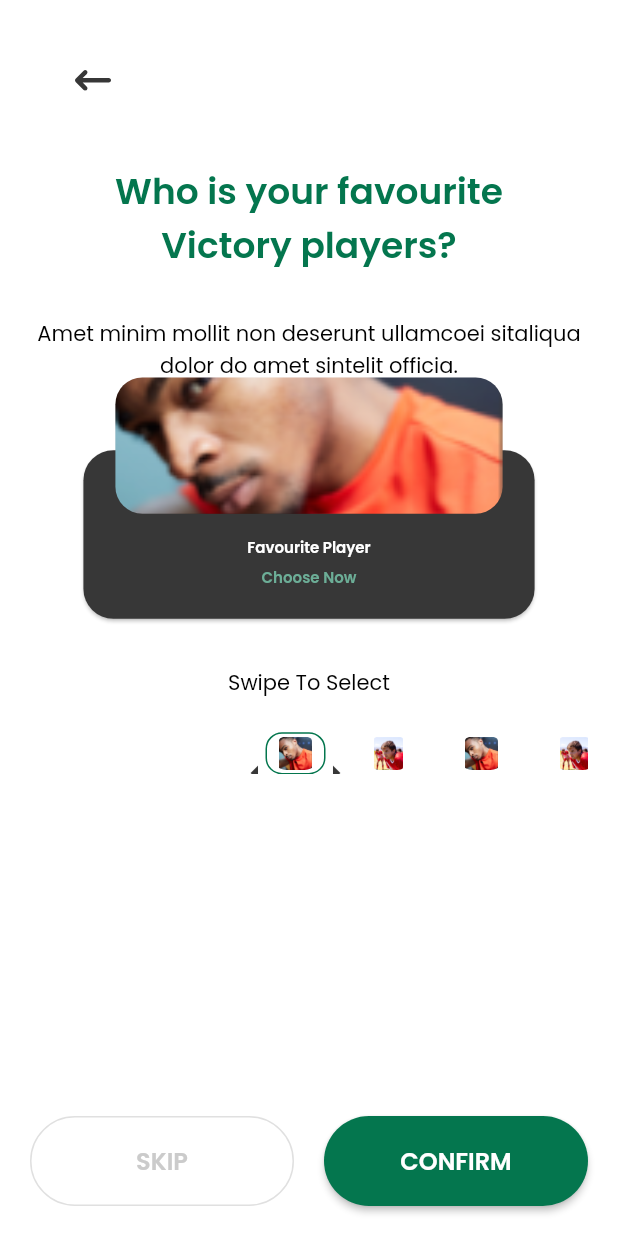
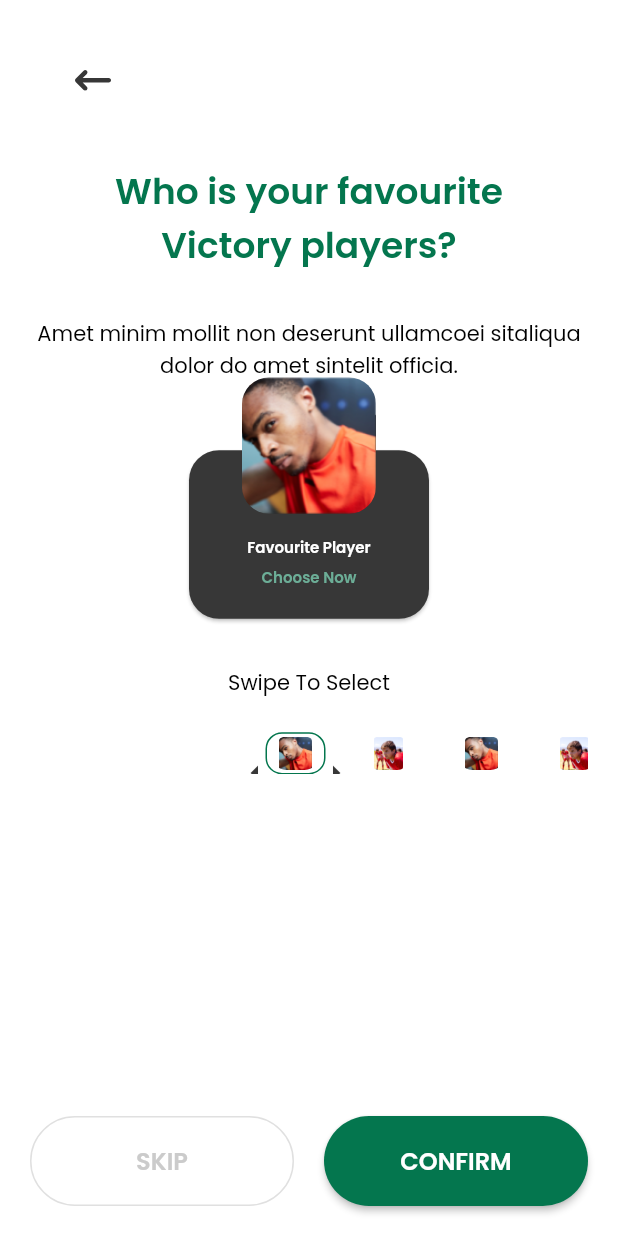
Before and after one commit to duongquangsang080299/flutter_exercise, a Flutter app: the PlayerPage screen opened by its route, on a phone screen of 412 x 824 dp. Run offline on Flutter 3.47's test engine with Material 2 defaults, Android fonts, the phone set to English and light mode, and no system bars; our stand-ins replace bloc, device_preview, flutter_svg, go_router; missing offline and left inert: widgetbook, widgetbook_annotation; generated files the repository leaves out were written again.

Commit message:
Fix: Update Code

```diff
--- a/lib/bootstrap.dart
+++ b/lib/bootstrap.dart
@@ -1,6 +1,5 @@
 import 'dart:async';
 import 'dart:developer';
-
 import 'package:bloc/bloc.dart';
 import 'package:flutter/widgets.dart';
 
@@ -27,7 +26,6 @@ Future<void> bootstrap(FutureOr<Widget> Function() builder) async {
 
   Bloc.observer = const AppBlocObserver();
 
-
   // Add cross-flavor configuration here
 
   runApp(await builder());
--- a/lib/core/theme/app_theme.dart
+++ b/lib/core/theme/app_theme.dart
@@ -119,7 +119,7 @@ class AppTheme {
     bodyMedium: AppTextStyles.bodyMeidum,
     bodySmall: AppTextStyles.bodySmall,
     labelLarge: AppTextStyles.labelLarge,
-    labelMedium: AppTextStyles.heading,
+    headlineMedium: AppTextStyles.heading,
     labelSmall: AppTextStyles.subheading,
   );
 }
--- a/lib/pages/auth/reset_password/reset_password.dart
+++ b/lib/pages/auth/reset_password/reset_password.dart
@@ -84,7 +84,6 @@ class _ForgotPasswordPageState extends State<ForgotPasswordPage> {
                 text: context.l10n.btnResetPassword,
                 backgroundColor: AppColor.primary,
                 height: context.getVerticalSize(60),
-                borderRadius: 30,
               ),
               const SizedBox(height: 20),
               Text.rich(
--- a/lib/pages/favourite/player.dart
+++ b/lib/pages/favourite/player.dart
@@ -68,13 +68,15 @@ class PlayerPageState extends State<PlayerPage> {
               text: context.l10n.description,
             ),
             SizedBox(height: context.getVerticalSize(62)),
-            Stack(
+            Padding(
+              padding: const EdgeInsets.symmetric(horizontal: 106),
+              child: Stack(
                 clipBehavior: Clip.none,
                 alignment: Alignment.center,
                 children: [
                   SCCard.avatar(
                     borderRadius: const BorderRadius.all(Radius.circular(20)),
-                  width: context.getHorizontalSize(141),
+                    width: double.infinity,
                     height: context.getVerticalSize(152),
                     color: AppColor.blackJet,
                     child: Column(
@@ -99,7 +101,6 @@ class PlayerPageState extends State<PlayerPage> {
                   Positioned(
                     bottom: 70,
                     child: SizedBox(
-                    width: context.getHorizontalSize(121),
                       height: context.getVerticalSize(123),
                       child: ClipRRect(
                         borderRadius: BorderRadius.circular(18),
@@ -114,6 +115,7 @@ class PlayerPageState extends State<PlayerPage> {
                     ),
                   ),
                 ],
+              ),
             ),
             SizedBox(height: context.getVerticalSize(44)),
             SCText.displaySmall(context, text: context.l10n.swipeToSelect),
--- a/lib/pages/onboarding/onboarding.dart
+++ b/lib/pages/onboarding/onboarding.dart
@@ -94,6 +94,7 @@ class _OnBoardingPageState extends State<OnBoardingPage> {
 
                     /// Apply SCDotsIndicator Widget
                     child: SCDotsIndicator(
+                      duration: const Duration(microseconds: 500),
                       isActive: index == _pageIndex,
                     ),
                   ),
@@ -132,7 +133,6 @@ class _OnBoardingPageState extends State<OnBoardingPage> {
                       backgroundColor: _isButtonEnabled
                           ? AppColor.primary
                           : AppColor.whiteFlash,
-                      borderRadius: 30,
                     ),
                   ),
                 ],
--- a/lib/widgetbook.dart
+++ b/lib/widgetbook.dart
@@ -76,14 +76,12 @@ Widget disabledButton(BuildContext context) {
         onPressed: () {},
         text: 'Sign in',
         backgroundColor: AppColor.primary,
-        borderRadius: 30,
       ),
       const SizedBox(height: 20),
       SCButton(
         onPressed: () {},
         text: 'Sign up',
         backgroundColor: AppColor.blueAlice,
-        borderRadius: 30,
       ),
     ],
   );
@@ -98,6 +96,5 @@ SCButton signinButton(BuildContext context) {
     onPressed: () {},
     text: 'Sign in -- ',
     backgroundColor: AppColor.blackHex,
-    borderRadius: 30,
   );
 }
--- a/lib/widgets/app_bar.dart
+++ b/lib/widgets/app_bar.dart
@@ -16,7 +16,6 @@ class SCAppBar extends StatelessWidget implements PreferredSize {
     this.centerTitle = false,
     this.toolbarHeight,
     this.elevation,
-    this.flexibleSpace,
     this.fontSize,
     this.leadingWidth,
   });
@@ -32,7 +31,6 @@ class SCAppBar extends StatelessWidget implements PreferredSize {
     double? leadingWidth,
     List<Widget>? actions,
     double? toolbarHeight,
-    Widget? flexibleSpace,
   }) {
     return SCAppBar(
       backgroundColor: backgroundColor,
@@ -44,7 +42,6 @@ class SCAppBar extends StatelessWidget implements PreferredSize {
       leadingWidth: leadingWidth,
       actions: actions ?? [],
       toolbarHeight: toolbarHeight,
-      flexibleSpace: flexibleSpace,
     );
   }
 
@@ -56,7 +53,6 @@ class SCAppBar extends StatelessWidget implements PreferredSize {
     double? elevation,
     bool? centerTitle,
     double? leadingWidth,
-    Widget? flexibleSpace,
     double? toolbarHeight,
     List<Widget>? actions,
   }) {
@@ -67,7 +63,6 @@ class SCAppBar extends StatelessWidget implements PreferredSize {
       actions: actions ?? [],
       leadingWidth: leadingWidth,
       elevation: elevation,
-      flexibleSpace: flexibleSpace,
       toolbarHeight: toolbarHeight,
       centerTitle: centerTitle,
     );
@@ -83,7 +78,6 @@ class SCAppBar extends StatelessWidget implements PreferredSize {
   final double? toolbarHeight;
   final double? elevation;
   final double? leadingWidth;
-  final Widget? flexibleSpace;
 
   @override
   Widget build(BuildContext context) {
--- a/lib/widgets/button.dart
+++ b/lib/widgets/button.dart
@@ -6,19 +6,15 @@ class SCButton extends StatelessWidget {
   const SCButton({
     required this.text,
     this.onPressed,
-    this.textColor,
     super.key,
     this.backgroundColor,
     this.height = 60,
-    this.borderRadius,
     this.style,
   });
   final String text;
-  final Color? textColor;
   final Color? backgroundColor;
   final VoidCallback? onPressed;
   final double height;
-  final int? borderRadius;
   final TextStyle? style;
 
   @override
@@ -55,7 +51,6 @@ class SCButtonIcon extends StatelessWidget {
     this.icon,
     this.backgroundColor,
     this.color,
-    this.borderRadius,
     this.style,
     this.height = 60,
   });
@@ -63,7 +58,6 @@ class SCButtonIcon extends StatelessWidget {
   final VoidCallback? onPressed;
   final Widget? icon;
   final Color? color;
-  final int? borderRadius;
   final Color? backgroundColor;
   final TextStyle? style;
   final double height;
@@ -110,14 +104,12 @@ class SCOutlineButton extends StatelessWidget {
     this.onPressed,
     this.height = 60,
     this.width = double.infinity,
-    this.borderRadius,
     this.style,
   });
   final String text;
   final VoidCallback? onPressed;
   final double height;
   final double width;
-  final int? borderRadius;
   final TextStyle? style;
 
   @override
--- a/lib/widgets/card.dart
+++ b/lib/widgets/card.dart
@@ -19,8 +19,8 @@ class SCCard extends StatelessWidget {
   factory SCCard.avatar({
     ShapeBorder? shape,
     Widget? child,
-    double width = 120,
-    double height = 132,
+    double? width,
+    double? height,
     bool? selected,
     Color? color,
     BorderRadiusGeometry? borderRadius,
--- a/lib/widgets/text.dart
+++ b/lib/widgets/text.dart
@@ -118,7 +118,7 @@ class SCText extends StatelessWidget {
     );
   }
 
-  factory SCText.labelMedium(
+  factory SCText.headlineMedium(
     BuildContext context, {
     required String text,
     TextStyle? style,
--- a/pubspec.yaml
+++ b/pubspec.yaml
@@ -8,7 +8,6 @@ environment:
 
 dependencies:
   flutter_gen_runner: any
-  bloc: ^8.1.2
   device_preview: ^1.1.0
   go_router: ^10.1.0
   flutter_svg: ^2.0.7
@@ -17,19 +16,15 @@ dependencies:
   flutter_bloc: ^8.1.3
   widgetbook: ^3.3.0
   widgetbook_annotation: ^3.0.0
-  percent_indicator: ^4.2.3
-  dots_indicator: ^3.0.0
   flutter_localizations:
     sdk: flutter
   intl: ^0.18.0
 
 dev_dependencies:
-  bloc_test: ^9.1.2
   widgetbook_generator: ^3.2.0
   build_runner: 2.4.6
   flutter_test:
     sdk: flutter
-  mocktail: ^0.3.0
   very_good_analysis: ^5.0.0
 
 flutter:
```
Also changed, not shown: lib/pages/Match/next_match_details.dart (+70 -75 lines), lib/pages/auth/sign_in/sign_in.dart (+3 -4 lines), lib/pages/auth/sign_up/sign_up.dart (+3 -4 lines), lib/pages/fixtures/fixtures.dart (+2 -12 lines), lib/pages/home/home.dart (+27 -22 lines), lib/widgets/dots_indicator.dart (+10 -4 lines), 1 other file. Lines whose indentation alone changed are shown as unchanged.
